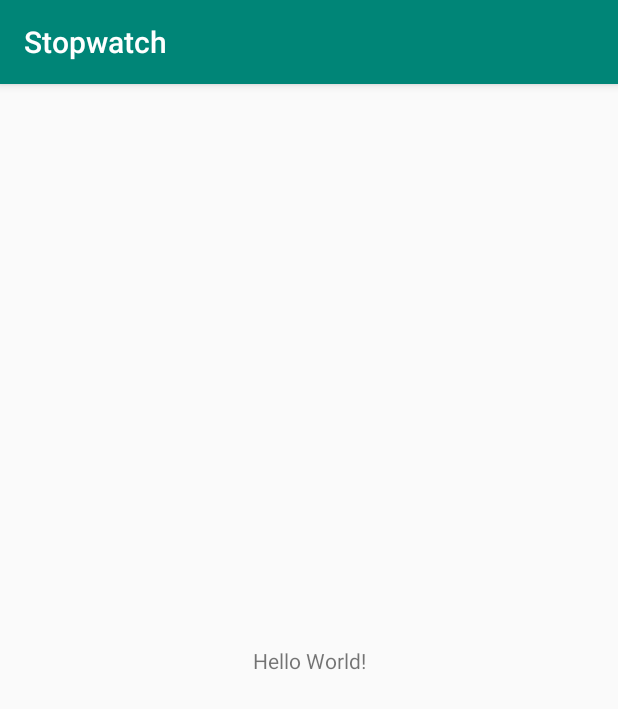
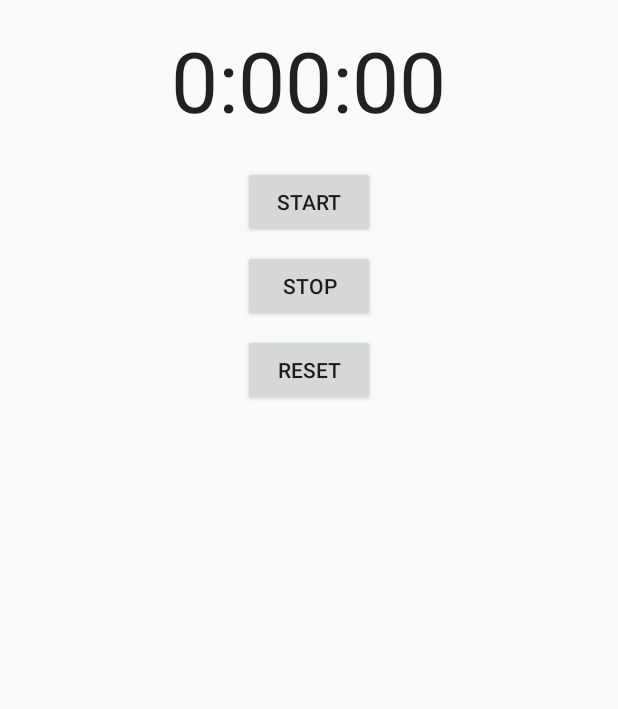
Before and after one commit to adriant101/Stopwatch, an Android app: the screen it shows after launch (StopwatchActivity), on a phone screen of 412 x 824 dp. Shown: the top 709 px of the screen. Run offline under Robolectric (Android 15) with nearby library versions, the phone set to English and light mode, and no system bars.

Commit message:
Added Strings, Runtime method, hooked up buttons

```diff
--- a/app/src/main/java/com/hfad/stopwatch/StopwatchActivity.java
+++ b/app/src/main/java/com/hfad/stopwatch/StopwatchActivity.java
@@ -1,13 +1,52 @@
 package com.hfad.stopwatch;
-
-import android.support.v7.app.AppCompatActivity;
+import android.app.Activity;
 import android.os.Bundle;
-
-public class StopwatchActivity extends AppCompatActivity {
-
+import android.view.View;
+import java.util.Locale;
+import android.os.Handler;
+import android.widget.TextView;
+public class StopwatchActivity extends Activity {
+    //Number of seconds displayed on the stopwatch.
+    private int seconds = 0;
+    //Is the stopwatch running?
+    private boolean running;
     @Override
     protected void onCreate(Bundle savedInstanceState) {
         super.onCreate(savedInstanceState);
         setContentView(R.layout.activity_stopwatch);
+        runTimer();
+    }
+    //Start the stopwatch running when the Start button is clicked.
+    public void onClickStart(View view) {
+        running = true;
+    }
+    //Stop the stopwatch running when the Stop button is clicked.
+    public void onClickStop(View view) {
+        running = false;
+    }
+    //Reset the stopwatch when the Reset button is clicked.
+    public void onClickReset(View view) {
+        running = false;
+        seconds = 0;
+    }
+    //Sets the number of seconds on the timer.
+    private void runTimer() {
+        final TextView timeView = (TextView)findViewById(R.id.time_view);
+        final Handler handler = new Handler();
+        handler.post(new Runnable() {
+            @Override
+            public void run() {
+                int hours = seconds/3600;
+                int minutes = (seconds%3600)/60;
+                int secs = seconds%60;
+                String time = String.format(Locale.getDefault(),
+                        "%d:%02d:%02d", hours, minutes, secs);
+                timeView.setText(time);
+                if (running) {
+                    seconds++;
+                }
+                handler.postDelayed(this, 1000);
+            }
+        });
     }
 }
--- a/app/src/main/res/layout/activity_stopwatch.xml
+++ b/app/src/main/res/layout/activity_stopwatch.xml
@@ -1,18 +1,41 @@
 <?xml version="1.0" encoding="utf-8"?>
-<android.support.constraint.ConstraintLayout xmlns:android="http://schemas.android.com/apk/res/android"
-    xmlns:app="http://schemas.android.com/apk/res-auto"
+<LinearLayout
+    xmlns:android="http://schemas.android.com/apk/res/android"
     xmlns:tools="http://schemas.android.com/tools"
     android:layout_width="match_parent"
     android:layout_height="match_parent"
+    android:orientation="vertical"
+    android:padding="16dp"
     tools:context=".StopwatchActivity">
-
     <TextView
+        android:id="@+id/time_view"
         android:layout_width="wrap_content"
         android:layout_height="wrap_content"
-        android:text="Hello World!"
-        app:layout_constraintBottom_toBottomOf="parent"
-        app:layout_constraintLeft_toLeftOf="parent"
-        app:layout_constraintRight_toRightOf="parent"
-        app:layout_constraintTop_toTopOf="parent" />
-
-</android.support.constraint.ConstraintLayout>
+        android:layout_gravity="center_horizontal"
+        android:textAppearance="@android:style/TextAppearance.Large"
+        android:textSize="56sp" />
+    <Button
+        android:id="@+id/start_button"
+        android:layout_width="wrap_content"
+        android:layout_height="wrap_content"
+        android:layout_gravity="center_horizontal"
+        android:layout_marginTop="20dp"
+        android:onClick="onClickStart"
+        android:text="@string/start" />
+    <Button
+        android:id="@+id/stop_button"
+        android:layout_width="wrap_content"
+        android:layout_height="wrap_content"
+        android:layout_gravity="center_horizontal"
+        android:layout_marginTop="8dp"
+        android:onClick="onClickStop"
+        android:text="@string/stop" />
+    <Button
+        android:id="@+id/reset_button"
+        android:layout_width="wrap_content"
+        android:layout_height="wrap_content"
+        android:layout_gravity="center_horizontal"
+        android:layout_marginTop="8dp"
+        android:onClick="onClickReset"
+        android:text="@string/reset" />
+</LinearLayout>
--- a/app/src/main/res/values/strings.xml
+++ b/app/src/main/res/values/strings.xml
@@ -1,3 +1,6 @@
 <resources>
     <string name="app_name">Stopwatch</string>
+    <string name="start">Start</string>
+    <string name="stop">Stop</string>
+    <string name="reset">Reset</string>
 </resources>
```
